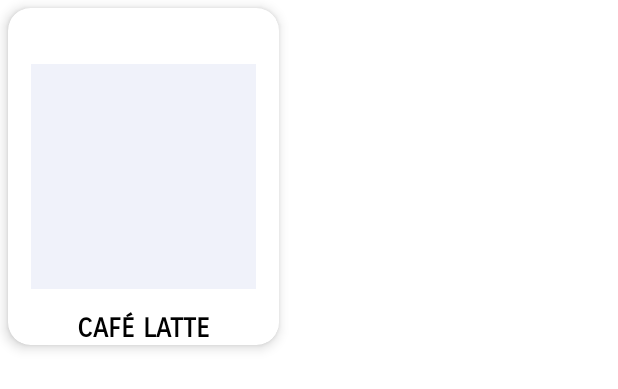
After one commit to lzuluaga/CakeApp, an Android app: the layout skeleton_item_product.xml on its own in the app's theme, with its tools: preview values and no code run, on a phone screen of 412 x 824 dp. The commit adds this screen. Shown: the top 389 px of the screen. Run offline under Robolectric (Android 15) with nearby library versions, the phone set to English and light mode, and no system bars; network calls fail.

Commit message:
creando skeleton para mostrar los productos

```diff
--- a/app/build.gradle
+++ b/app/build.gradle
@@ -59,4 +59,7 @@ dependencies {
     implementation 'com.github.bumptech.glide:glide:4.12.0'
     kapt 'androidx.room:room-compiler:2.2.5'
     implementation 'androidx.room:room-runtime:2.2.5'
+
+    implementation 'com.ethanhua:skeleton:1.1.2'
+    implementation 'io.supercharge:shimmerlayout:2.1.0'
 }
--- a/app/src/main/java/co/cedesistemas/cakeapp/ShowProductsActivity.kt
+++ b/app/src/main/java/co/cedesistemas/cakeapp/ShowProductsActivity.kt
@@ -9,8 +9,10 @@ import co.cedesistemas.cakeapp.databinding.ActivityShowProductsBinding
 import co.cedesistemas.cakeapp.listener.ListenerProduct
 import co.cedesistemas.cakeapp.models.ProductResponse
 import co.cedesistemas.cakeapp.persistence.LocalCakeRepository
+import com.ethanhua.skeleton.Skeleton
 import kotlinx.coroutines.CoroutineScope
 import kotlinx.coroutines.Dispatchers
+import kotlinx.coroutines.delay
 import kotlinx.coroutines.launch
 import kotlinx.coroutines.withContext
 import java.lang.Exception
@@ -26,6 +28,7 @@ class ShowProductsActivity : AppCompatActivity(), ListenerProduct {
         binding = ActivityShowProductsBinding.inflate(layoutInflater)
         setContentView(binding.root)
         binding.recyclerViewProducts.layoutManager = GridLayoutManager(this@ShowProductsActivity, 2)
+        showSkeleton()
         localRepository = LocalCakeRepository(this@ShowProductsActivity)
 
         CoroutineScope(Dispatchers.Main).launch {
@@ -36,7 +39,9 @@ class ShowProductsActivity : AppCompatActivity(), ListenerProduct {
                     localRepository.insertProducts(internalProducts)
                     internalProducts
                 }
-
+                delay(3000)// solo para ambitos de que sepan que si se ve,
+                // como el servicio puede ser rápido no se alcanza a ver la transición,
+                // luego de que verifiquen borran o comentan esta línea
                 binding.recyclerViewProducts.adapter = ProductsAdapter(products, this@ShowProductsActivity)
 
             } catch (e: Exception) {
@@ -57,4 +62,16 @@ class ShowProductsActivity : AppCompatActivity(), ListenerProduct {
             //putExtra("product", product)
         })
     }
+
+    private fun showSkeleton() {
+        Skeleton.bind(binding.recyclerViewProducts)
+            .shimmer(true)
+            .angle(20)
+            .frozen(false)
+            .duration(1000)
+            .count(6)
+            .color(R.color.white_opaque)
+            .load(R.layout.skeleton_item_product)
+            .show()
+    }
 }
--- /dev/null
+++ b/app/src/main/res/layout/skeleton_item_product.xml
@@ -0,0 +1,48 @@
+<?xml version="1.0" encoding="utf-8"?>
+<com.google.android.material.card.MaterialCardView xmlns:android="http://schemas.android.com/apk/res/android"
+    xmlns:app="http://schemas.android.com/apk/res-auto"
+    xmlns:tools="http://schemas.android.com/tools"
+    android:id="@+id/cardview"
+    android:layout_width="wrap_content"
+    android:layout_height="wrap_content"
+    app:cardElevation="5dp"
+    app:cardCornerRadius="15dp"
+    android:layout_marginTop="5dp"
+    android:layout_marginStart="5dp"
+    android:layout_marginEnd="5dp">
+
+    <androidx.constraintlayout.widget.ConstraintLayout
+        android:layout_width="wrap_content"
+        android:layout_height="wrap_content">
+
+        <ImageView
+            android:id="@+id/imageViewItem"
+            android:layout_width="150dp"
+            android:layout_height="150dp"
+            app:layout_constraintBottom_toBottomOf="parent"
+            app:layout_constraintTop_toTopOf="parent"
+            app:layout_constraintStart_toStartOf="parent"
+            app:layout_constraintEnd_toEndOf="parent"
+            android:background="@color/light_transparent_variant"
+            android:layout_marginStart="15dp"
+            android:layout_marginEnd="15dp"/>
+
+        <TextView
+            android:id="@+id/textViewItem"
+            android:layout_width="wrap_content"
+            android:layout_height="wrap_content"
+            app:layout_constraintEnd_toEndOf="parent"
+            app:layout_constraintStart_toStartOf="parent"
+            app:layout_constraintTop_toBottomOf="@+id/imageViewItem"
+            tools:text="Café latte"
+            android:layout_marginTop="15dp"
+            android:textAllCaps="true"
+            android:textColor="@color/black"
+            android:fontFamily="sans-serif-smallcaps"
+            android:textStyle="bold"
+            android:textAppearance="@style/TextAppearance.AppCompat.Medium"
+            />
+
+    </androidx.constraintlayout.widget.ConstraintLayout>
+
+</com.google.android.material.card.MaterialCardView>
--- a/app/src/main/res/values/colors.xml
+++ b/app/src/main/res/values/colors.xml
@@ -10,4 +10,6 @@
     <color name="button_background_color">#5CAC86</color>
     <color name="card_background_color">#F2F2F2</color>
     <color name="background_splash">#E9E9E9</color>
+    <color name="white_opaque">#B0FFFFFF</color>
+    <color name="light_transparent_variant">#F0F2FA</color>
 </resources>
```
